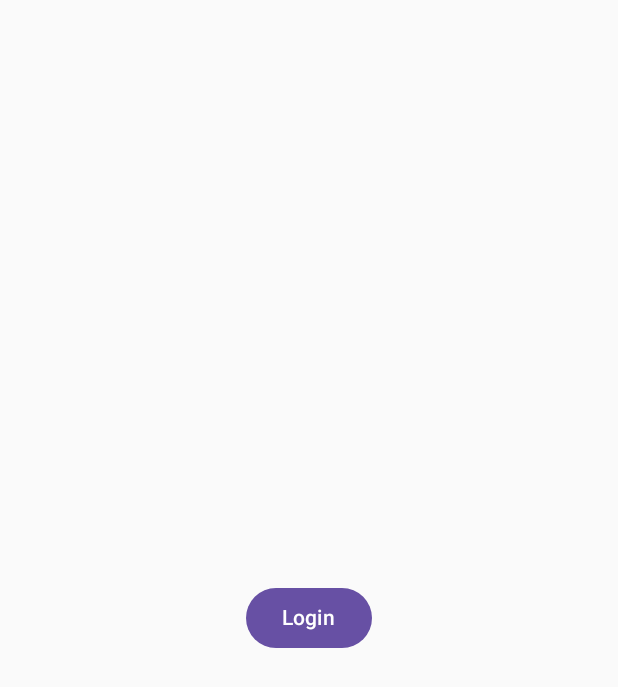
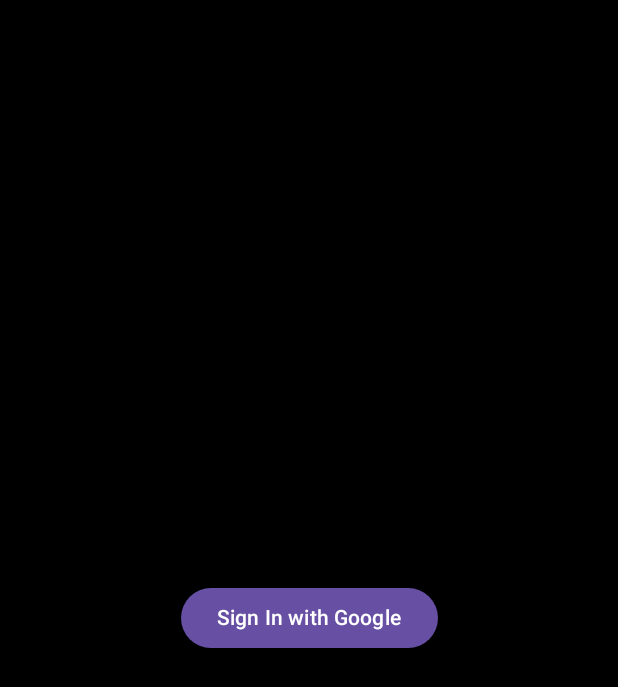
Before and after one commit to mycoookbuddy/MyCookBuddyAndroid, an Android app built with Jetpack Compose: the screen it shows after launch (MainActivity before the commit, LoginActivity after it), on a phone screen of 412 x 824 dp. Shown: the top 687 px of the screen. Run offline under Robolectric (Android 15) with nearby library versions, the phone set to English and light mode, and no system bars; our stand-ins replace Firebase (no records; nobody signed in at launch, a user with empty details on screens opened directly); libraries missing offline, so code that uses them is left out: coil.decode.

Commit message:
issue fixed

```diff
--- a/app/src/main/AndroidManifest.xml
+++ b/app/src/main/AndroidManifest.xml
@@ -18,7 +18,6 @@
             android:theme="@style/Theme.MyApplication">
             <intent-filter>
                 <action android:name="android.intent.action.MAIN" />
-
                 <category android:name="android.intent.category.LAUNCHER" />
             </intent-filter>
         </activity>
--- a/app/src/main/java/com/mycookbuddy/app/MainActivity.kt
+++ b/app/src/main/java/com/mycookbuddy/app/MainActivity.kt
@@ -3,14 +3,6 @@ package com.mycookbuddy.app
 import android.content.Intent
 import android.os.Bundle
 import androidx.activity.ComponentActivity
-import androidx.activity.compose.setContent
-import androidx.compose.foundation.layout.*
-import androidx.compose.material3.Button
-import androidx.compose.material3.Text
-import androidx.compose.runtime.Composable
-import androidx.compose.ui.Alignment
-import androidx.compose.ui.Modifier
-import androidx.compose.ui.unit.dp
 import com.google.android.gms.auth.api.signin.GoogleSignIn
 
 class MainActivity : ComponentActivity() {
@@ -25,10 +17,7 @@ class MainActivity : ComponentActivity() {
             startActivity(intent)
             finish() // Close MainActivity
         } else {
-            // Show Login button
-            setContent {
-                LoginScreen { navigateToLogin() }
-            }
+            navigateToLogin()
         }
     }
 
@@ -37,15 +26,3 @@ class MainActivity : ComponentActivity() {
         startActivity(intent)
     }
 }
-
-@Composable
-fun LoginScreen(onLoginClick: () -> Unit) {
-    Box(
-        modifier = Modifier.fillMaxSize(),
-        contentAlignment = Alignment.Center
-    ) {
-        Button(onClick = onLoginClick, modifier = Modifier.padding(16.dp)) {
-            Text(text = "Login")
-        }
-    }
-}
--- a/app/src/main/res/values/strings.xml
+++ b/app/src/main/res/values/strings.xml
@@ -1,3 +1,3 @@
 <resources>
-    <string name="app_name">My Application</string>
+    <string name="app_name">What 2 Cook?</string>
 </resources>
--- a/app/src/main/res/values/themes.xml
+++ b/app/src/main/res/values/themes.xml
@@ -1,5 +1,12 @@
 <?xml version="1.0" encoding="utf-8"?>
 <resources>
 
-    <style name="Theme.MyApplication" parent="android:Theme.Material.Light.NoActionBar" />
+    <style name="Theme.MyApplication" parent="android:Theme.Material.Light.NoActionBar">
+        <item name="android:colorPrimary">@color/purple_500</item>
+        <item name="android:colorPrimaryDark">@color/purple_700</item>
+        <item name="android:colorAccent">@color/teal_200</item>
+        <item name="android:windowBackground">@color/black</item>
+        <item name="android:textColorPrimary">@color/black</item>
+        <item name="android:textColorSecondary">@color/teal_700</item>
+    </style>
 </resources>
```
Also changed, not shown: app/src/main/java/com/mycookbuddy/app/AddFoodItemActivity.kt (+1 -29 lines), app/src/main/java/com/mycookbuddy/app/FoodItemListActivity.kt (+29 -3 lines), app/src/main/java/com/mycookbuddy/app/ProfileActivity.kt (+13 -1 lines), app/src/main/java/com/mycookbuddy/app/SuggestFoodItemsActivity.kt (+1 -16 lines).
